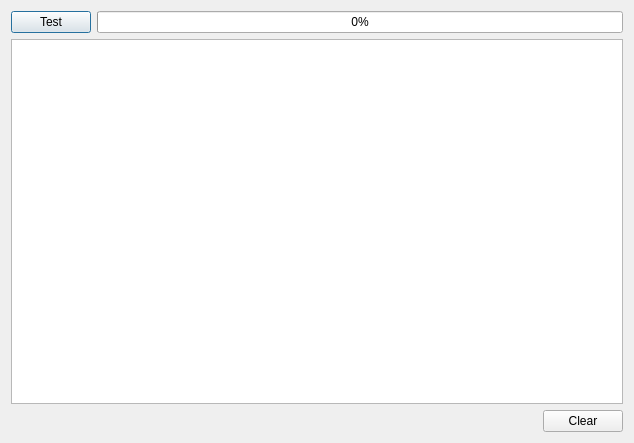
Qt form src/archiver.ui (tylermchenry/email_archiver) before a commit.
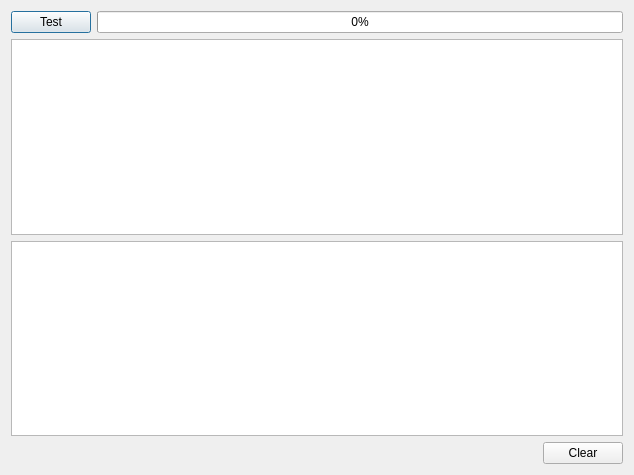
The same form after that commit.

Commit message: Add a view below the message listing that shows the contents of the selected message.

The edit to the form file:
```diff
--- a/src/archiver.ui
+++ b/src/archiver.ui
@@ -7,7 +7,7 @@
     <x>0</x>
     <y>0</y>
     <width>634</width>
-    <height>443</height>
+    <height>475</height>
    </rect>
   </property>
   <property name="windowTitle">
@@ -48,6 +48,9 @@
      </property>
     </widget>
    </item>
+   <item>
+    <widget class="QTableView" name="tblMessageDetails"/>
+   </item>
    <item>
     <layout class="QHBoxLayout" name="horizontalLayout_4">
      <item>
```
Left out of the diff: 11 changed lines with no effect on the pictures. The commit also changes 6 other files.
